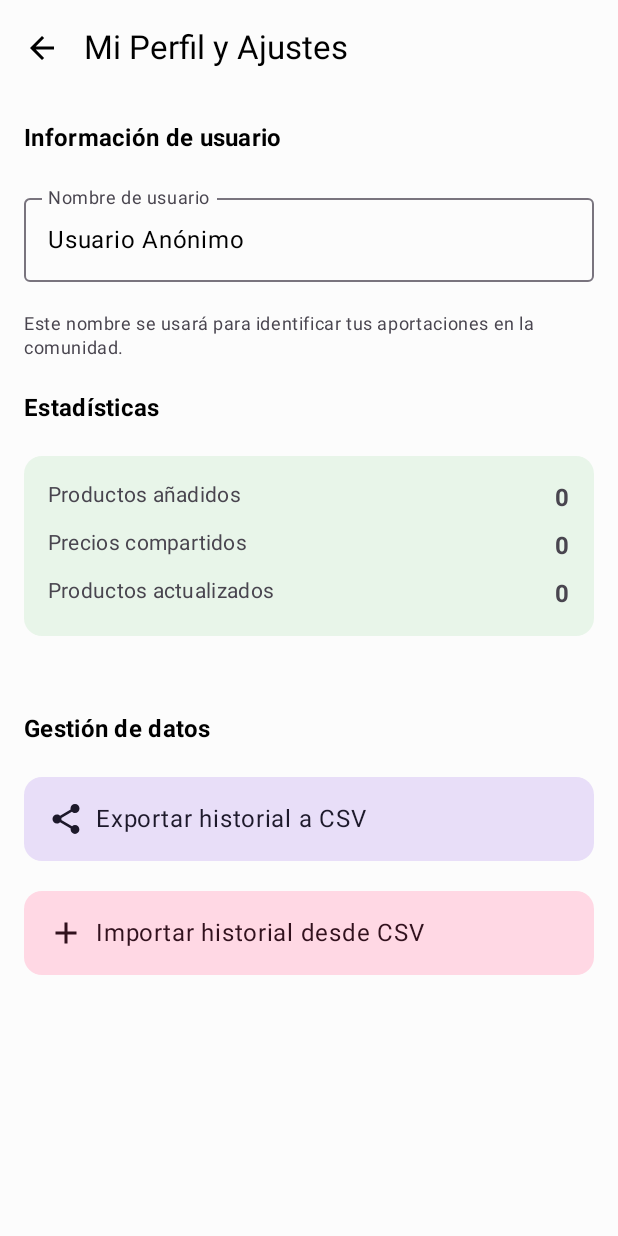
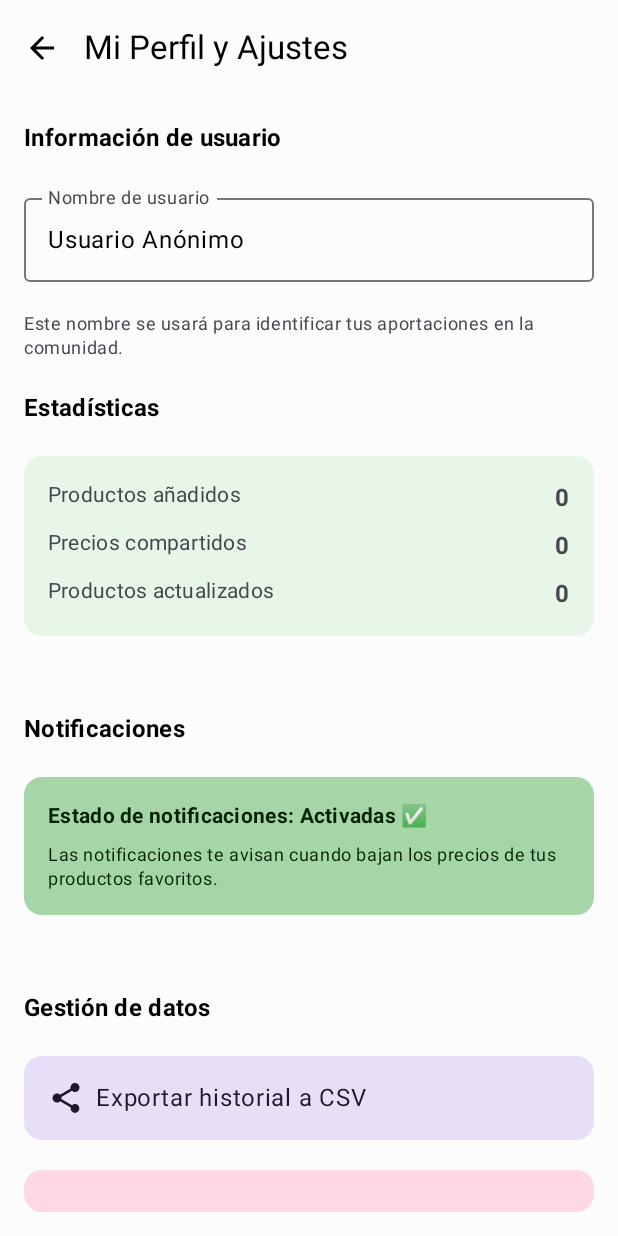
Before and after one commit to D4vRAM369/AhorrApp, an Android app built with Jetpack Compose: the ProfileScreen screen opened through its navigation route, on a phone screen of 412 x 824 dp. Run offline under Robolectric (Android 15) with nearby library versions, the phone set to English and light mode, and no system bars; our stand-ins replace Room's generated code; libraries missing offline, so code that uses them is left out: io.github.jan.supabase; 6 statements that could not run were skipped.

Commit message:
feat: notificaciones mejoradas y listo para v1.1, aunque podría implementar algunos cambios de diseño. Repositorio enlazado

```diff
--- a/app/src/main/java/com/d4vram/ahorrapp/ui/screens/HomeScreen.kt
+++ b/app/src/main/java/com/d4vram/ahorrapp/ui/screens/HomeScreen.kt
@@ -234,11 +234,6 @@ fun HomeScreen(
                 )
             }
 
-            androidx.compose.material3.AssistChip(
-                onClick = { /* Repo not created yet */ },
-                label = { Text("Repositorio del proyecto (Pronto)") },
-                leadingIcon = { Icon(Icons.Default.Code, null) }
-            )
         }
     }
 }
--- a/app/src/main/java/com/d4vram/ahorrapp/ui/screens/ProfileScreen.kt
+++ b/app/src/main/java/com/d4vram/ahorrapp/ui/screens/ProfileScreen.kt
@@ -48,6 +48,11 @@ import java.io.File
 import androidx.activity.compose.rememberLauncherForActivityResult
 import androidx.activity.result.contract.ActivityResultContracts
 import android.widget.Toast
+import android.Manifest
+import android.os.Build
+import androidx.compose.material3.Button
+import androidx.compose.material3.ButtonDefaults
+import androidx.core.app.NotificationManagerCompat
 
 @OptIn(ExperimentalMaterial3Api::class)
 @Composable
@@ -120,6 +125,56 @@ fun ProfileScreen(
             // Sección Estadísticas
             Text("Estadísticas", style = MaterialTheme.typography.titleMedium, fontWeight = FontWeight.Bold)
             StatsCard(history)
+
+            Spacer(Modifier.height(10.dp))
+
+            // Sección Notificaciones
+            Text("Notificaciones", style = MaterialTheme.typography.titleMedium, fontWeight = FontWeight.Bold)
+
+            // Permiso de notificaciones
+            if (Build.VERSION.SDK_INT >= Build.VERSION_CODES.TIRAMISU) {
+                val areNotificationsEnabled = NotificationManagerCompat.from(context).areNotificationsEnabled()
+
+                Card(
+                    colors = CardDefaults.cardColors(
+                        containerColor = if (areNotificationsEnabled)
+                            MaterialTheme.colorScheme.primaryContainer
+                        else
+                            MaterialTheme.colorScheme.errorContainer
+                    ),
+                    modifier = Modifier.fillMaxWidth()
+                ) {
+                    Column(Modifier.padding(16.dp)) {
+                        Text(
+                            "Estado de notificaciones: ${if (areNotificationsEnabled) "Activadas ✅" else "Desactivadas ❌"}",
+                            style = MaterialTheme.typography.bodyMedium,
+                            fontWeight = FontWeight.Bold
+                        )
+                        Spacer(Modifier.height(8.dp))
+                        Text(
+                            "Las notificaciones te avisan cuando bajan los precios de tus productos favoritos.",
+                            style = MaterialTheme.typography.bodySmall
+                        )
+                        if (!areNotificationsEnabled) {
+                            Spacer(Modifier.height(12.dp))
+                            Button(
+                                onClick = {
+                                    // Abrir configuración de notificaciones de la app
+                                    val intent = Intent(android.provider.Settings.ACTION_APP_NOTIFICATION_SETTINGS).apply {
+                                        putExtra(android.provider.Settings.EXTRA_APP_PACKAGE, context.packageName)
+                                    }
+                                    context.startActivity(intent)
+                                },
+                                colors = ButtonDefaults.buttonColors(
+                                    containerColor = MaterialTheme.colorScheme.primary
+                                )
+                            ) {
+                                Text("Activar Notificaciones")
+                            }
+                        }
+                    }
+                }
+            }
 
             Spacer(Modifier.height(10.dp))
 
--- a/gradle/libs.versions.toml
+++ b/gradle/libs.versions.toml
@@ -1,5 +1,5 @@
 [versions]
-agp = "8.13.1"
+agp = "8.13.2"
 kotlin = "2.0.0"
 coreKtx = "1.13.1"
 junit = "4.13.2"
```
Also changed, not shown: app/src/main/java/com/d4vram/ahorrapp/workers/PriceAlertWorker.kt (+25 -10 lines).
